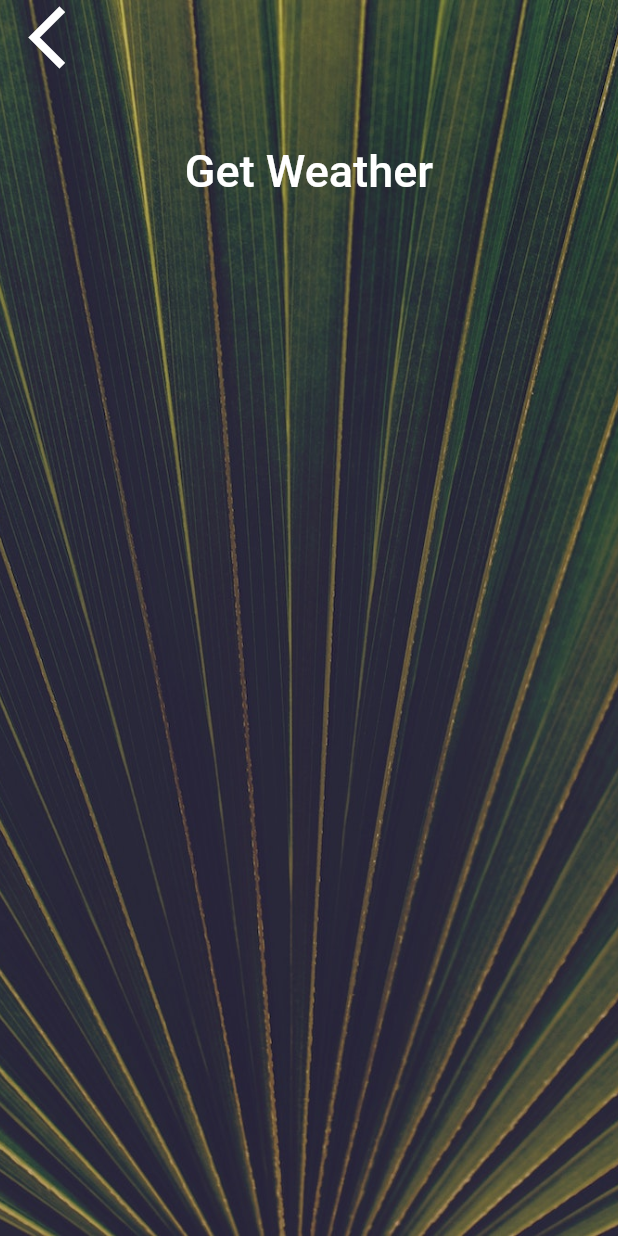
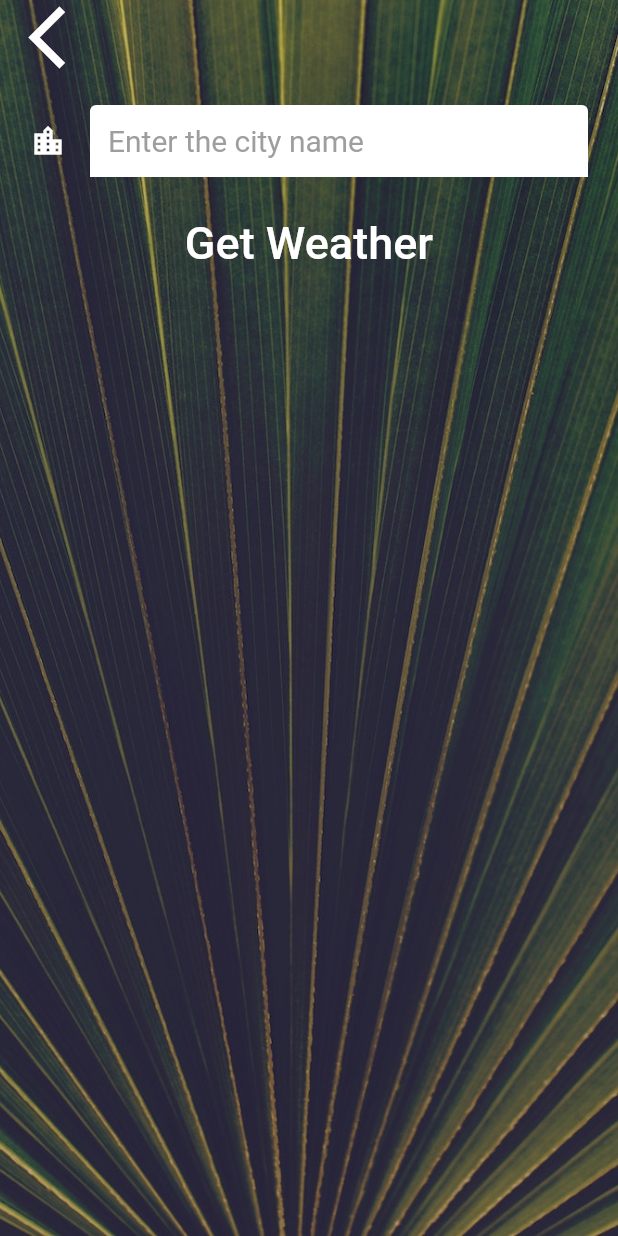
Before and after one commit to nickname8888/Clima, a Flutter app: the CityScreen screen opened directly, on a phone screen of 412 x 824 dp. Run offline on Flutter 3.47's test engine with Material 2 defaults, Android fonts, the phone set to English and light mode, and no system bars; our stand-ins replace flutter_spinkit, geolocator; Roboto replaces fonts that are missing (Spartan MB).

Commit message:
final commit, all set

```diff
--- a/lib/screens/city_screen.dart
+++ b/lib/screens/city_screen.dart
@@ -7,6 +7,8 @@ class CityScreen extends StatefulWidget {
 }
 
 class _CityScreenState extends State<CityScreen> {
+  late String cityName;
+
   @override
   Widget build(BuildContext context) {
     return Scaffold(
@@ -33,10 +35,20 @@ class _CityScreenState extends State<CityScreen> {
               ),
               Container(
                 padding: EdgeInsets.all(20.0),
-                child: null,
+                child: TextField(
+                  onChanged: (value) {
+                    cityName = value;
+                  },
+                  style: TextStyle(
+                    color: Colors.black,
+                  ),
+                  decoration: kSearchCityDecoration,
+                ),
               ),
               FlatButton(
-                onPressed: () {},
+                onPressed: () {
+                  Navigator.pop(context, cityName);
+                },
                 child: Text(
                   'Get Weather',
                   style: kButtonTextStyle,
--- a/lib/utilities/constants.dart
+++ b/lib/utilities/constants.dart
@@ -18,3 +18,17 @@ const kButtonTextStyle = TextStyle(
 const kConditionTextStyle = TextStyle(
   fontSize: 100.0,
 );
+
+const kSearchCityDecoration = InputDecoration(
+  filled: true,
+  fillColor: Colors.white,
+  icon: Icon(
+    Icons.location_city,
+    color: Colors.white,
+  ),
+  hintText: 'Enter the city name',
+  hintStyle: TextStyle(
+    fontSize: 20.0,
+    color: Colors.grey,
+  ),
+);
```
Also changed, not shown: lib/screens/location_screen.dart (+15 -1 lines), lib/services/weather.dart (+8 -0 lines).
